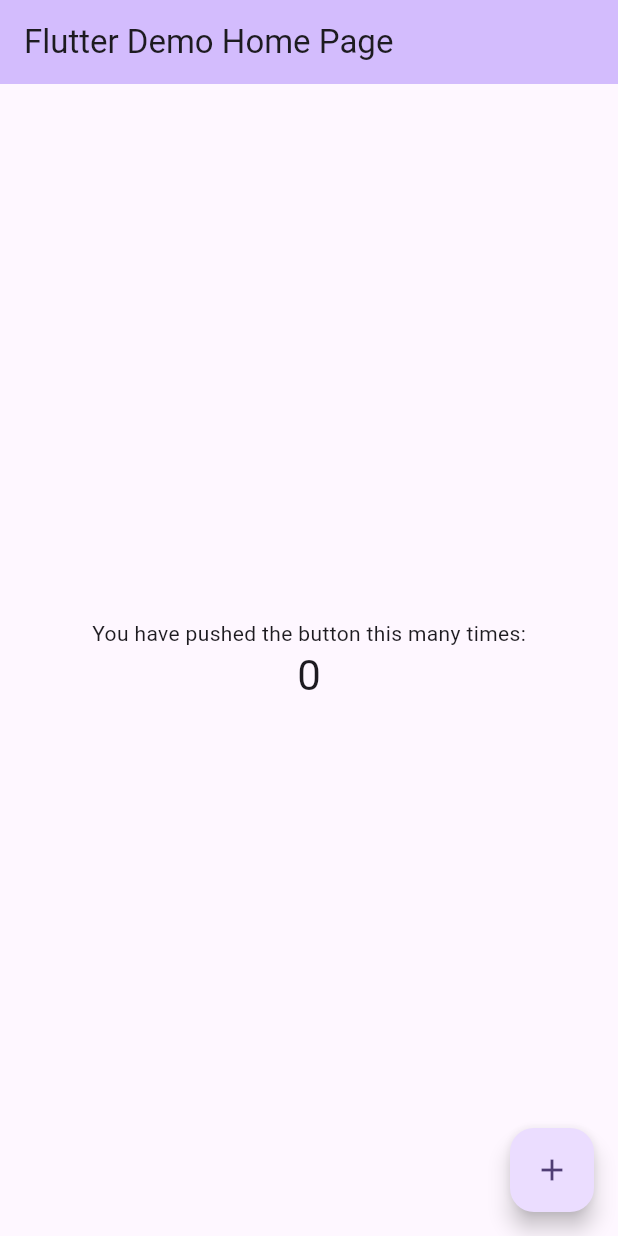
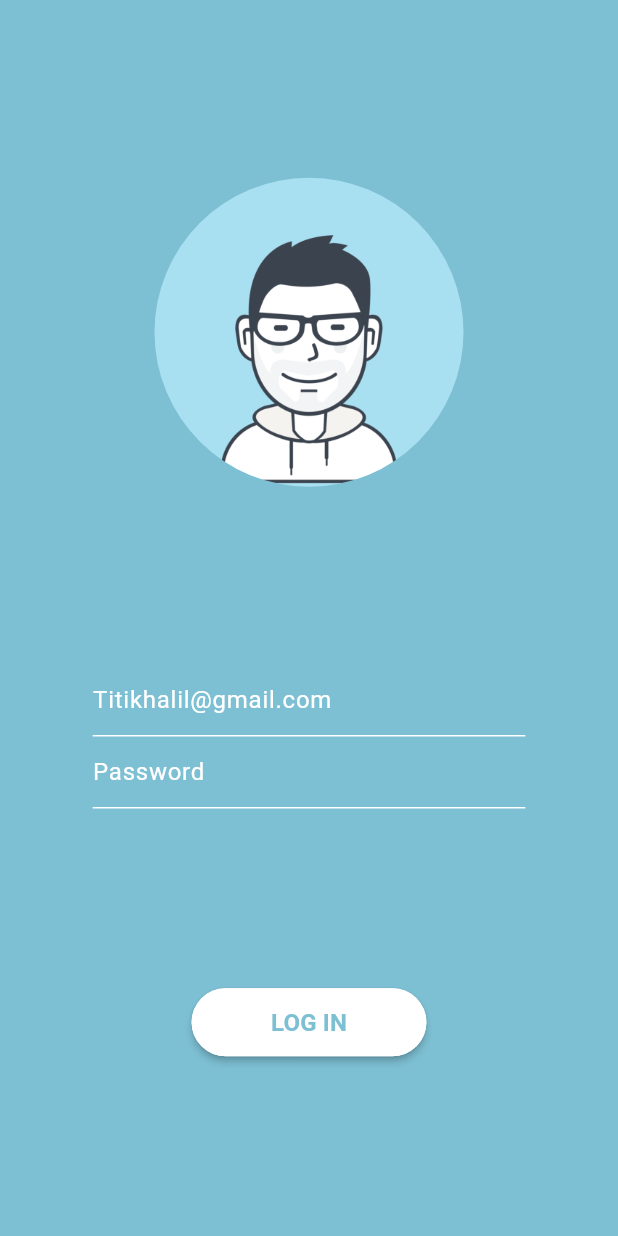
Before and after one commit to KhalilDev12/Authify_app, a Flutter app: the screen it shows after launch, on a phone screen of 412 x 824 dp. Run offline on Flutter 3.47's test engine with Material 2 defaults, Android fonts, the phone set to English and light mode, and no system bars.

Commit message:
- finish LoginPage UI

```diff
--- a/lib/main.dart
+++ b/lib/main.dart
@@ -1,3 +1,4 @@
+import 'package:authify_app/pages/loginPage.dart';
 import 'package:flutter/material.dart';
 
 void main() {
@@ -11,115 +12,13 @@ class MyApp extends StatelessWidget {
   @override
   Widget build(BuildContext context) {
     return MaterialApp(
+      debugShowCheckedModeBanner: false,
       title: 'Flutter Demo',
       theme: ThemeData(
-        // This is the theme of your application.
-        //
-        // TRY THIS: Try running your application with "flutter run". You'll see
-        // the application has a blue toolbar. Then, without quitting the app,
-        // try changing the seedColor in the colorScheme below to Colors.green
-        // and then invoke "hot reload" (save your changes or press the "hot
-        // reload" button in a Flutter-supported IDE, or press "r" if you used
-        // the command line to start the app).
-        //
-        // Notice that the counter didn't reset back to zero; the application
-        // state is not lost during the reload. To reset the state, use hot
-        // restart instead.
-        //
-        // This works for code too, not just values: Most code changes can be
-        // tested with just a hot reload.
         colorScheme: ColorScheme.fromSeed(seedColor: Colors.deepPurple),
         useMaterial3: true,
       ),
-      home: const MyHomePage(title: 'Flutter Demo Home Page'),
+      home: LoginPage(),
     );
   }
 }
-
-class MyHomePage extends StatefulWidget {
-  const MyHomePage({super.key, required this.title});
-
-  // This widget is the home page of your application. It is stateful, meaning
-  // that it has a State object (defined below) that contains fields that affect
-  // how it looks.
-
-  // This class is the configuration for the state. It holds the values (in this
-  // case the title) provided by the parent (in this case the App widget) and
-  // used by the build method of the State. Fields in a Widget subclass are
-  // always marked "final".
-
-  final String title;
-
-  @override
-  State<MyHomePage> createState() => _MyHomePageState();
-}
-
-class _MyHomePageState extends State<MyHomePage> {
-  int _counter = 0;
-
-  void _incrementCounter() {
-    setState(() {
-      // This call to setState tells the Flutter framework that something has
-      // changed in this State, which causes it to rerun the build method below
-      // so that the display can reflect the updated values. If we changed
-      // _counter without calling setState(), then the build method would not be
-      // called again, and so nothing would appear to happen.
-      _counter++;
-    });
-  }
-
-  @override
-  Widget build(BuildContext context) {
-    // This method is rerun every time setState is called, for instance as done
-    // by the _incrementCounter method above.
-    //
-    // The Flutter framework has been optimized to make rerunning build methods
-    // fast, so that you can just rebuild anything that needs updating rather
-    // than having to individually change instances of widgets.
-    return Scaffold(
-      appBar: AppBar(
-        // TRY THIS: Try changing the color here to a specific color (to
-        // Colors.amber, perhaps?) and trigger a hot reload to see the AppBar
-        // change color while the other colors stay the same.
-        backgroundColor: Theme.of(context).colorScheme.inversePrimary,
-        // Here we take the value from the MyHomePage object that was created by
-        // the App.build method, and use it to set our appbar title.
-        title: Text(widget.title),
-      ),
-      body: Center(
-        // Center is a layout widget. It takes a single child and positions it
-        // in the middle of the parent.
-        child: Column(
-          // Column is also a layout widget. It takes a list of children and
-          // arranges them vertically. By default, it sizes itself to fit its
-          // children horizontally, and tries to be as tall as its parent.
-          //
-          // Column has various properties to control how it sizes itself and
-          // how it positions its children. Here we use mainAxisAlignment to
-          // center the children vertically; the main axis here is the vertical
-          // axis because Columns are vertical (the cross axis would be
-          // horizontal).
-          //
-          // TRY THIS: Invoke "debug painting" (choose the "Toggle Debug Paint"
-          // action in the IDE, or press "p" in the console), to see the
-          // wireframe for each widget.
-          mainAxisAlignment: MainAxisAlignment.center,
-          children: <Widget>[
-            const Text(
-              'You have pushed the button this many times:',
-            ),
-            Text(
-              '$_counter',
-              style: Theme.of(context).textTheme.headlineMedium,
-            ),
-          ],
-        ),
-      ),
-      floatingActionButton: FloatingActionButton(
-        onPressed: _incrementCounter,
-        tooltip: 'Increment',
-        child: const Icon(Icons.add),
-      ), // This trailing comma makes auto-formatting nicer for build methods.
-    );
-  }
-}
--- /dev/null
+++ b/lib/pages/loginPage.dart
@@ -0,0 +1,116 @@
+import 'package:flutter/material.dart';
+
+class LoginPage extends StatelessWidget {
+  LoginPage({Key? key}) : super(key: key);
+
+  late double _deviceHeight, _deviceWidth;
+  late Color _primaryColor, _secondaryColor;
+
+  @override
+  Widget build(BuildContext context) {
+    _primaryColor = Color.fromRGBO(125, 191, 211, 1);
+    _secondaryColor = Color.fromRGBO(169, 224, 241, 1);
+
+    _deviceHeight = MediaQuery.of(context).size.height;
+    _deviceWidth = MediaQuery.of(context).size.width;
+    return Scaffold(
+        backgroundColor: _primaryColor,
+        body: SafeArea(
+          child: Align(
+            alignment: Alignment.center,
+            child: Column(
+              mainAxisAlignment: MainAxisAlignment.spaceEvenly,
+              mainAxisSize: MainAxisSize.max,
+              crossAxisAlignment: CrossAxisAlignment.center,
+              children: [
+                _avatarWidget(),
+                Column(
+                  children: [
+                    _emailTextField(),
+                    _passwordTextField(),
+                  ],
+                ),
+                _loginButton(),
+              ],
+            ),
+          ),
+        ));
+  }
+
+  Widget _avatarWidget() {
+    return Container(
+      width: _deviceHeight * 0.25,
+      height: _deviceHeight * 0.25,
+      decoration: BoxDecoration(
+        color: _secondaryColor,
+        borderRadius: BorderRadius.circular(500),
+        image: const DecorationImage(
+          image: AssetImage('assets/images/main_avatar.png'),
+        ),
+      ),
+    );
+  }
+
+  Widget _emailTextField() {
+    return Container(
+      width: _deviceWidth * 0.70,
+      child: TextField(
+        cursorColor: Colors.white,
+        autocorrect: false,
+        style: TextStyle(
+          color: Colors.white,
+        ),
+        decoration: InputDecoration(
+          hintText: 'Titikhalil@gmail.com',
+          hintStyle: TextStyle(color: Colors.white),
+          enabledBorder: UnderlineInputBorder(
+            borderSide: BorderSide(color: Colors.white),
+          ),
+          focusedBorder: UnderlineInputBorder(
+            borderSide: BorderSide(color: Colors.white),
+          ),
+        ),
+      ),
+    );
+  }
+
+  Widget _passwordTextField() {
+    return Container(
+      width: _deviceWidth * 0.70,
+      child: TextField(
+        obscureText: true,
+        obscuringCharacter: "*",
+        cursorColor: Colors.white,
+        autocorrect: false,
+        style: TextStyle(
+          color: Colors.white,
+        ),
+        decoration: InputDecoration(
+          hintText: 'Password',
+          hintStyle: TextStyle(color: Colors.white),
+          enabledBorder: UnderlineInputBorder(
+            borderSide: BorderSide(color: Colors.white),
+          ),
+          focusedBorder: UnderlineInputBorder(
+            borderSide: BorderSide(color: Colors.white),
+          ),
+        ),
+      ),
+    );
+  }
+
+  Widget _loginButton() {
+    return MaterialButton(
+      shape: RoundedRectangleBorder(
+          borderRadius: BorderRadius.circular(25),
+          side: BorderSide(color: Colors.white)),
+      onPressed: () {},
+      minWidth: _deviceWidth * 0.38,
+      height: _deviceHeight * 0.055,
+      color: Colors.white,
+      child: Text("LOG IN",
+          style: TextStyle(
+              fontSize: 16, color: _primaryColor, fontWeight: FontWeight.bold)),
+    );
+  }
+}
--- a/pubspec.yaml
+++ b/pubspec.yaml
@@ -62,6 +62,8 @@ flutter:
   # assets:
   #   - images/a_dot_burr.jpeg
   #   - images/a_dot_ham.jpeg
+  assets:
+    - assets/images/
 
   # An image asset can refer to one or more resolution-specific "variants", see
   # https://flutter.dev/assets-and-images/#resolution-aware
```
Also changed, not shown: assets/images/main_avatar.png (added), 1 other file.
